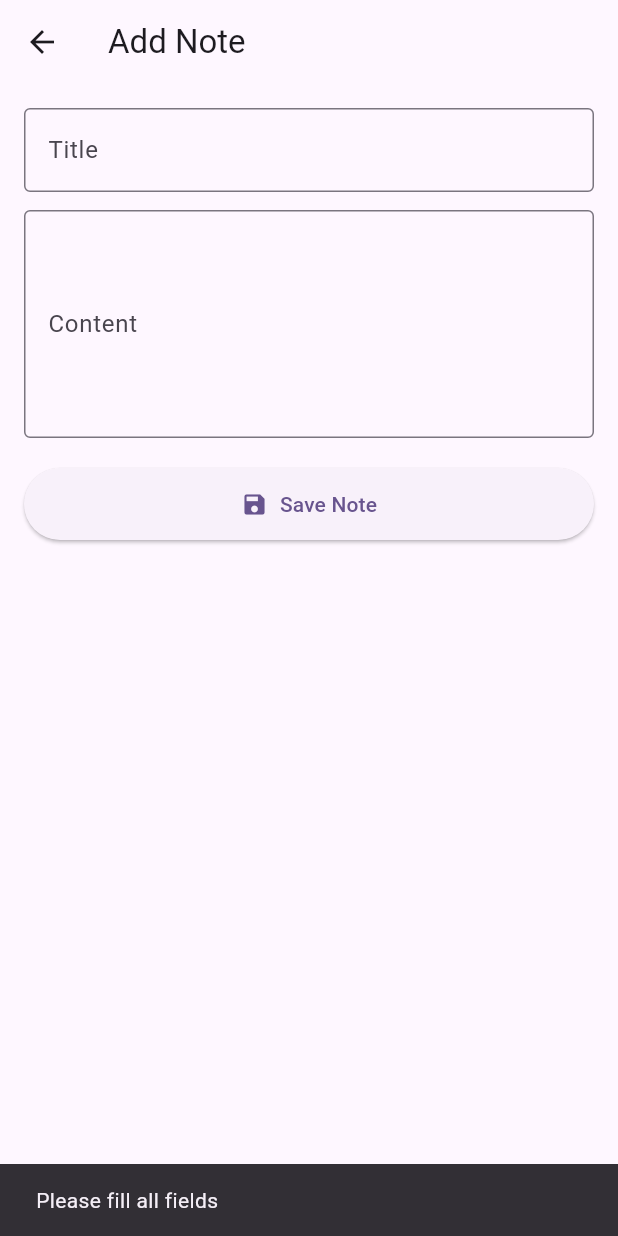
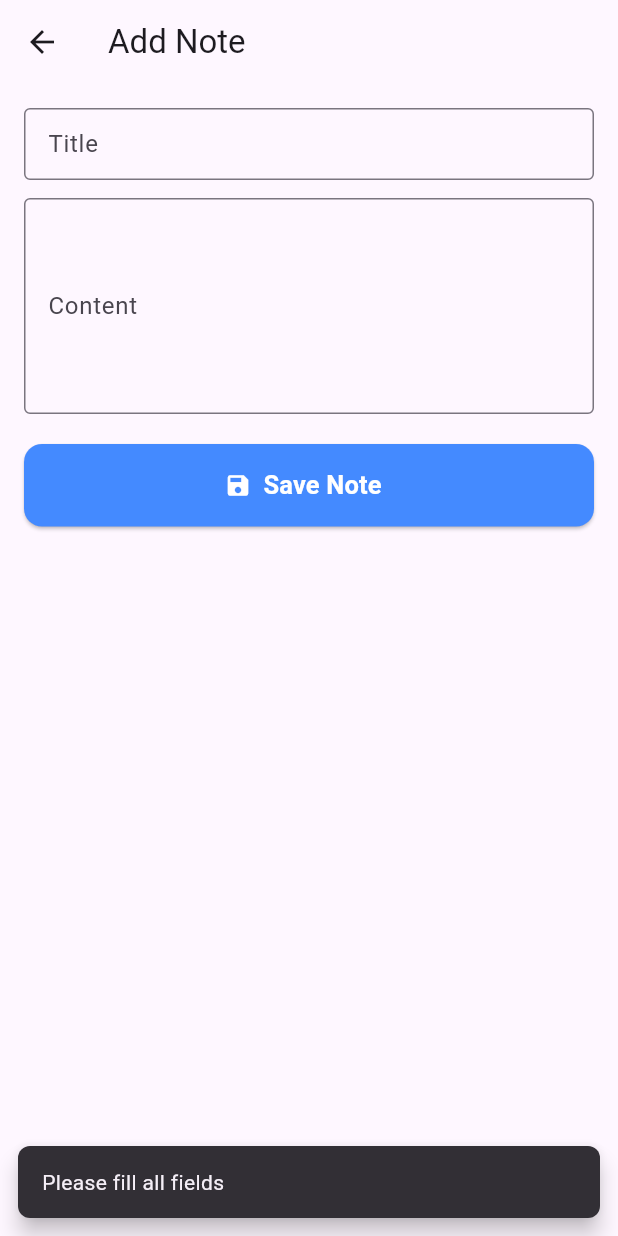
Before and after one commit to haneen3312122002/note_tasks, a Flutter app: the AddNoteScreen screen opened directly, after a tap on "Save Note", on a phone screen of 412 x 824 dp. Run offline on Flutter 3.47's test engine with Material 3 defaults, Android fonts, the phone set to English and light mode, and no system bars; our stand-ins replace flutter_riverpod, sqflite; accounts and stored records are empty.

Commit message:
notes_widgets_update

```diff
--- a/lib/note/presentation/views/add_note_screen.dart
+++ b/lib/note/presentation/views/add_note_screen.dart
@@ -1,78 +1,27 @@
 import 'package:flutter/material.dart';
 import 'package:flutter_riverpod/flutter_riverpod.dart';
+import 'package:notes_tasks/note/presentation/widgets/note_form.dart';
+import 'package:notes_tasks/note/presentation/viewmodels/add_note_viewmodel.dart';
+import 'package:notes_tasks/core/widgets/app_snackbar.dart';
 import 'package:notes_tasks/note/domain/entities/note_entity.dart';
-import 'package:notes_tasks/note/presentation/providers/add_note_provider.dart';
-import 'package:notes_tasks/note/presentation/viewmodels/add_note_viewmodel.dart';
 
 class AddNoteScreen extends ConsumerWidget {
   const AddNoteScreen({super.key});
 
   @override
   Widget build(BuildContext context, WidgetRef ref) {
-    final titleController = TextEditingController();
-    final contentController = TextEditingController();
-    final addNote = ref.watch(addNotesUseCaseProvider);
     final notifier = ref.read(AddNoteViewModelProvider.notifier);
 
     return Scaffold(
       appBar: AppBar(title: const Text('Add Note')),
       body: Padding(
-        padding: const EdgeInsets.all(16.0),
-        child: Column(
-          crossAxisAlignment: CrossAxisAlignment.stretch,
-          children: [
-            TextField(
-              controller: titleController,
-              decoration: const InputDecoration(
-                labelText: 'Title',
-                border: OutlineInputBorder(),
-              ),
-            ),
-            const SizedBox(height: 12),
-            TextField(
-              controller: contentController,
-              maxLines: 5,
-              decoration: const InputDecoration(
-                labelText: 'Content',
-                border: OutlineInputBorder(),
-              ),
-            ),
-            const SizedBox(height: 20),
-            ElevatedButton.icon(
-              onPressed: () {
-                final title = titleController.text;
-                final content = contentController.text;
-
-                notifier.addNote(
-                  NoteEntity(
-                    title: title,
-                    content: content,
-                    date: DateTime.now(),
-                  ),
-                );
-
-                if (title.isEmpty || content.isEmpty) {
-                  ScaffoldMessenger.of(context).showSnackBar(
-                    const SnackBar(content: Text('Please fill all fields')),
-                  );
-                  return;
-                }
-
-                ScaffoldMessenger.of(context).showSnackBar(
-                  SnackBar(
-                    content: Text('Note "$title" added! (dummy action)'),
-                  ),
-                );
-
-                Navigator.pop(context);
-              },
-              icon: const Icon(Icons.save),
-              label: const Text('Save Note'),
-              style: ElevatedButton.styleFrom(
-                padding: const EdgeInsets.symmetric(vertical: 14),
-              ),
-            ),
-          ],
+        padding: const EdgeInsets.all(16),
+        child: NoteForm(
+          onSubmit: (note) async {
+            await notifier.addNote(note);
+            AppSnackbar.show(context, 'Note "${note.title}" added!');
+            Navigator.pop(context);
+          },
         ),
       ),
     );
--- /dev/null
+++ b/lib/note/presentation/widgets/note_form.dart
@@ -0,0 +1,77 @@
+import 'package:flutter/material.dart';
+import 'package:notes_tasks/core/widgets/custom_text_field.dart';
+import 'package:notes_tasks/core/widgets/primary_button.dart';
+import 'package:notes_tasks/core/widgets/app_snackbar.dart';
+import 'package:notes_tasks/note/domain/entities/note_entity.dart';
+
+class NoteForm extends StatefulWidget {
+  final NoteEntity? initialNote;
+  final Future<void> Function(NoteEntity note) onSubmit;
+
+  const NoteForm({super.key, this.initialNote, required this.onSubmit});
+
+  @override
+  State<NoteForm> createState() => _NoteFormState();
+}
+
+class _NoteFormState extends State<NoteForm> {
+  final _titleController = TextEditingController();
+  final _contentController = TextEditingController();
+
+  @override
+  void initState() {
+    super.initState();
+    if (widget.initialNote != null) {
+      _titleController.text = widget.initialNote!.title;
+      _contentController.text = widget.initialNote!.content;
+    }
+  }
+
+  @override
+  Widget build(BuildContext context) {
+    return Column(
+      crossAxisAlignment: CrossAxisAlignment.stretch,
+      children: [
+        CustomTextField(
+          controller: _titleController,
+          label: 'Title',
+          inputAction: TextInputAction.next,
+        ),
+        const SizedBox(height: 12),
+        CustomTextField(
+          controller: _contentController,
+          label: 'Content',
+          maxLines: 5,
+        ),
+        const SizedBox(height: 20),
+        PrimaryButton(
+          label: widget.initialNote == null ? 'Save Note' : 'Update Note',
+          icon: Icons.save,
+          onPressed: () async {
+            if (_titleController.text.isEmpty ||
+                _contentController.text.isEmpty) {
+              AppSnackbar.show(context, 'Please fill all fields');
+              return;
+            }
+
+            final note = NoteEntity(
+              id: widget.initialNote?.id,
+              title: _titleController.text.trim(),
+              content: _contentController.text.trim(),
+              date: DateTime.now(),
+            );
+
+            await widget.onSubmit(note);
+          },
+        ),
+      ],
+    );
+  }
+
+  @override
+  void dispose() {
+    _titleController.dispose();
+    _contentController.dispose();
+    super.dispose();
+  }
+}
```
Also changed, not shown: lib/note/presentation/views/get_note_byid.dart (deleted, +0 -100 lines), lib/note/presentation/views/notes_list_screen.dart (+15 -42 lines), lib/note/presentation/views/update_note_screen.dart (added, +52 -0 lines), lib/note/presentation/widgets/note_card.dart (added, +37 -0 lines).
